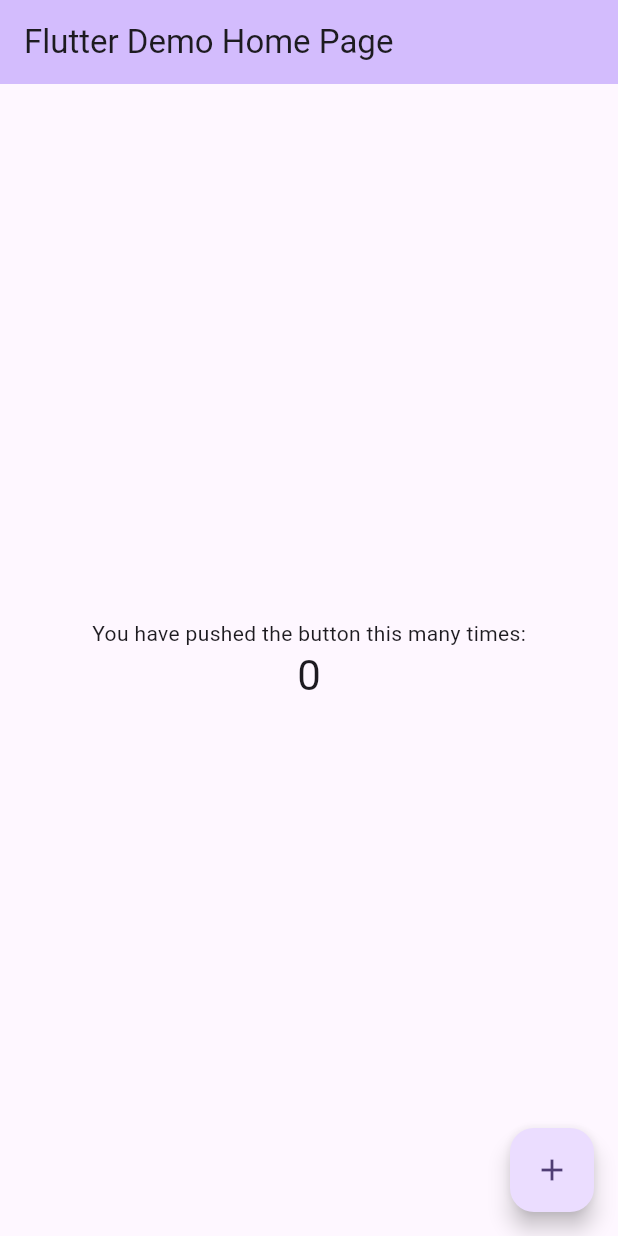
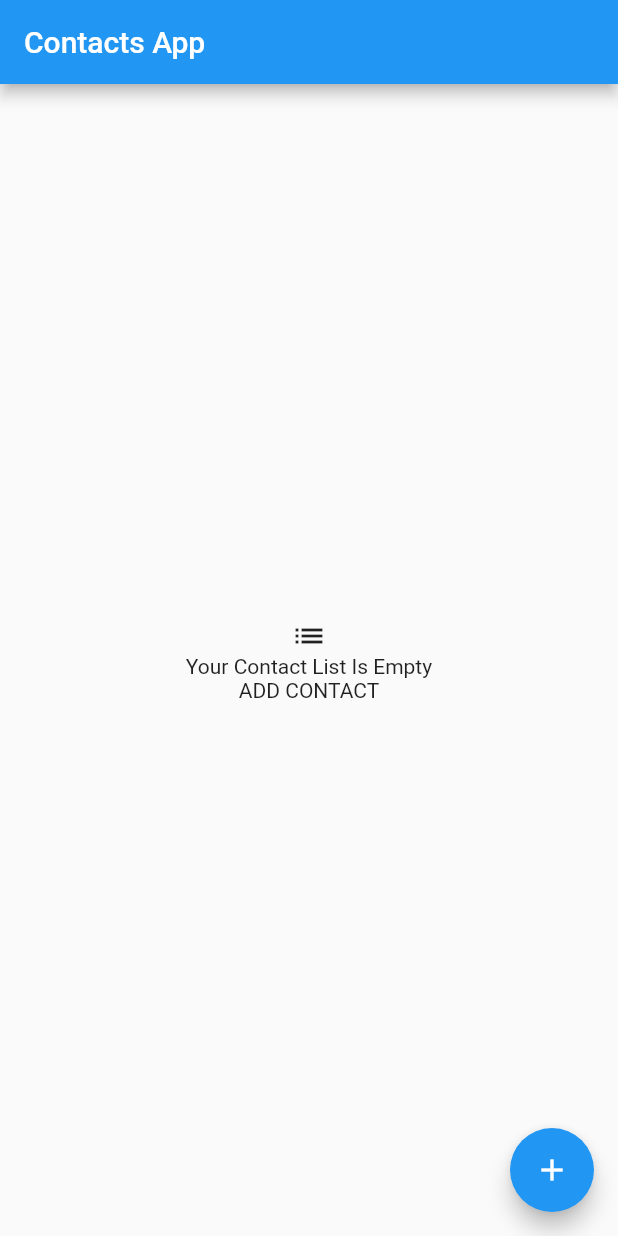
Before and after one commit to hebamahdy/contacts, a Flutter app: the screen it shows after launch, on a phone screen of 412 x 824 dp. Run offline on Flutter 3.47's test engine with Material 2 defaults, Android fonts, the phone set to English and light mode, and no system bars.

Commit message:
Building Contact List

```diff
--- /dev/null
+++ b/lib/MyAppState.dart
@@ -0,0 +1,24 @@
+import 'package:contacts/contact.dart';
+import 'package:flutter/material.dart';
+
+class MyAppState extends ChangeNotifier  {
+  final List<Contact> _contacts = [];
+
+
+
+  List<Contact> get contacts => _contacts;
+
+
+  addNewContact(Contact contact)
+  {
+    contacts.add(contact);
+    notifyListeners();
+  }
+
+  deleteContact(int index)
+  {
+    contacts.removeAt(index);
+    notifyListeners();
+  }
+
+}
--- /dev/null
+++ b/lib/contact.dart
@@ -0,0 +1,9 @@
+class Contact
+{
+  String firstName;
+  String lastName;
+  String mobile;
+  String email;
+
+  Contact(this.firstName, this.lastName, this.mobile, this.email);
+}
--- a/lib/main.dart
+++ b/lib/main.dart
@@ -1,7 +1,59 @@
+import 'package:contacts/MyAppState.dart';
+import 'package:contacts/screens/add_new_contact.dart';
+import 'package:contacts/widgets/contscts_list.dart';
+import 'package:contacts/widgets/no_contacts_widget.dart';
 import 'package:flutter/material.dart';
+import 'package:provider/provider.dart';
 
 void main() {
-  runApp(const MyApp());
+  runApp(const MyContactApp());
+}
+
+class MyContactApp extends StatelessWidget {
+  const MyContactApp({super.key});
+
+  @override
+  Widget build(BuildContext context) {
+    return ChangeNotifierProvider(
+      create: (context) => MyAppState(),
+      child: MaterialApp(
+        debugShowCheckedModeBanner: false,
+        title: 'Contacts App',
+        /*theme: ThemeData(
+          useMaterial3: true,
+          colorScheme: ColorScheme.fromSeed(seedColor: Colors.deepOrange),
+        ),*/
+        home: const ContactHome(),
+      ),
+    );
+  }
+}
+
+class ContactHome extends StatelessWidget {
+  const ContactHome({super.key});
+
+  @override
+  Widget build(BuildContext context) {
+    var appState = context.watch<MyAppState>();
+    return Scaffold(
+      appBar:  AppBar(title: const Text("Contacts App"),),
+      body: appState.contacts.isEmpty
+          ? const NoContactsWidget()
+          : const ContactsList(),
+      floatingActionButton: FloatingActionButton(
+        onPressed: (){
+          Navigator.push(
+            context,
+            MaterialPageRoute(builder: (context) {
+              return AddNewContact();
+            }),
+          );
+        },
+        tooltip: 'Add New Contact',
+        child: const Icon(Icons.add),
+      ),
+    );
+  }
 }
 
 class MyApp extends StatelessWidget {
--- /dev/null
+++ b/lib/widgets/no_contacts_widget.dart
@@ -0,0 +1,20 @@
+import 'package:flutter/material.dart';
+
+class NoContactsWidget extends StatelessWidget {
+  const NoContactsWidget({super.key});
+
+  @override
+  Widget build(BuildContext context) {
+    return const Center(
+      child: Column(
+        mainAxisAlignment: MainAxisAlignment.center,
+        crossAxisAlignment: CrossAxisAlignment.center,
+        children: [
+          Icon(Icons.list),
+          Text("Your Contact List Is Empty"),
+          Text("ADD CONTACT"),
+        ],
+      ),
+    );
+  }
+}
--- a/pubspec.yaml
+++ b/pubspec.yaml
@@ -35,6 +35,7 @@ dependencies:
   # The following adds the Cupertino Icons font to your application.
   # Use with the CupertinoIcons class for iOS style icons.
   cupertino_icons: ^1.0.2
+  provider: ^6.0.5
 
 dev_dependencies:
   flutter_test:
```
Also changed, not shown: lib/constants.dart (added, +11 -0 lines), lib/screens/add_new_contact.dart (added, +12 -0 lines), lib/screens/home_screen.dart (added, +96 -0 lines), lib/widgets/add_contact_form.dart (added, +81 -0 lines), lib/widgets/contact_item.dart (added, +58 -0 lines), lib/widgets/contscts_list.dart (added, +35 -0 lines), lib/widgets/custom_button.dart (added, +44 -0 lines), lib/widgets/custom_text_field.dart (added, +51 -0 lines), pubspec.lock.
